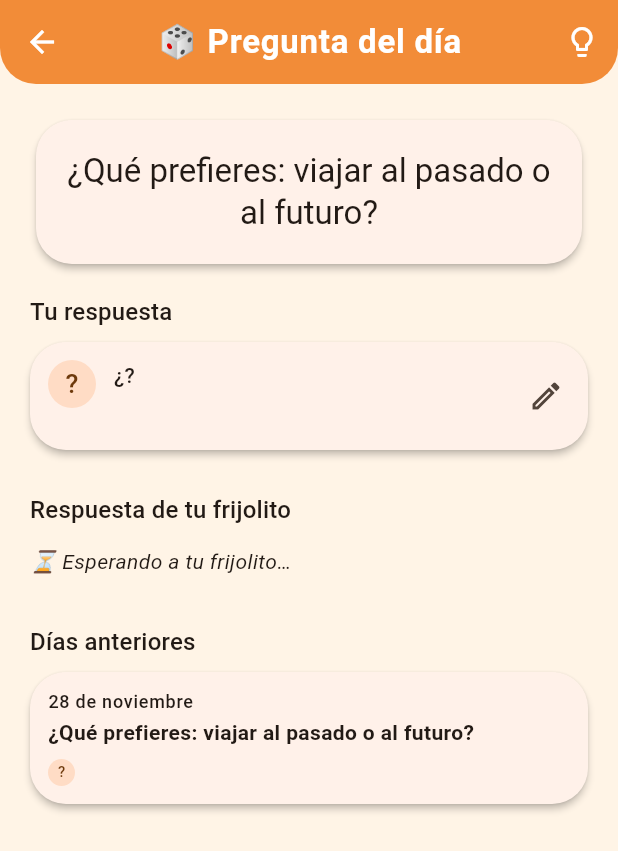
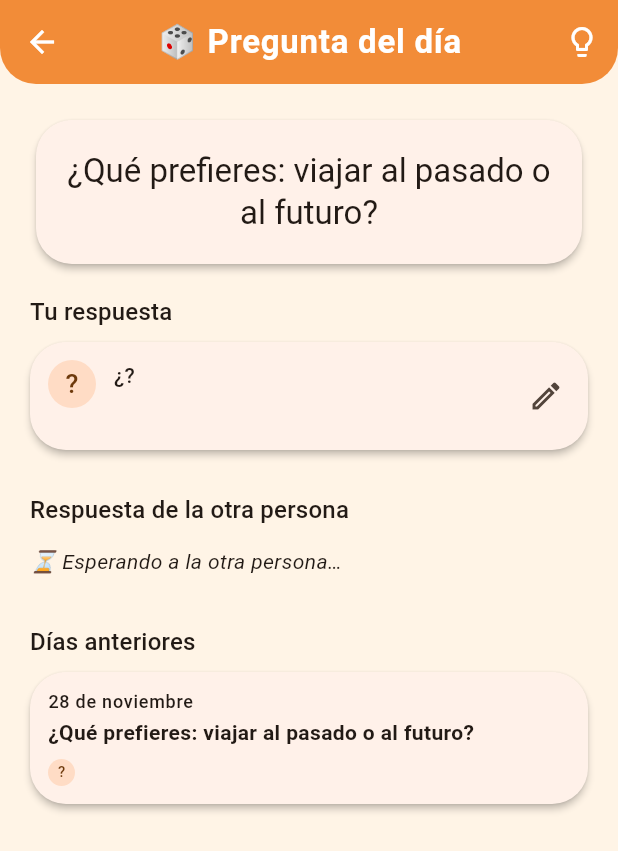
Before and after one commit to lalmazano/movil-app, a Flutter app: the screen it shows once a user with an empty profile is signed in, after a tap on "🎲 Pregunta del día", on a phone screen of 412 x 824 dp. Shown: the top 851 px of the screen. Run offline on Flutter 3.47's test engine with Material 3 defaults, Android fonts, the phone set to English and light mode, and no system bars; our stand-ins replace cloud_firestore, firebase_auth, firebase_core, google_sign_in, image_picker, just_audio and 2 more; missing offline and left inert: home_widget; accounts and stored records are empty.

Commit message:
Pregunta del día: "la otra persona" en lugar de "tu frijolito"
- "Responde para ver la respuesta de la otra persona" (o su nombre)
- Las listas del inicio usan tantas columnas como listas visibles, para
  que los títulos no se corten

Co-Authored-By: Claude Opus 5.5 <noreply@anthropic.com>
Claude-Session: https://claude.ai/code/session_01CANDgNGJ8T9KQ6eM72Mnji

```diff
--- a/lib/features/home/presentation/home_page.dart
+++ b/lib/features/home/presentation/home_page.dart
@@ -147,7 +147,8 @@ class _HomePageState extends State<HomePage> {
                   )
                 else
                   CuadriculaInicio(
-                    columnas: 3,
+                    // Con menos listas visibles, cada una ocupa más ancho.
+                    columnas: visibles.length,
                     hijos: [
                       for (final tipo in visibles)
                         _TarjetaLista(
--- a/lib/features/preguntas/presentation/pregunta_page.dart
+++ b/lib/features/preguntas/presentation/pregunta_page.dart
@@ -158,7 +158,7 @@ class _PreguntaPageState extends State<PreguntaPage> {
                 if (dia.cargando)
                   const SizedBox.shrink()
                 else if (mia == null)
-                  _Aviso('🔒 Responde para ver la de $otro')
+                  _Aviso('🔒 Responde para ver la respuesta de $otro')
                 else if (dia.otras.isEmpty)
                   _Aviso('⏳ Esperando a $otro…')
                 else
--- a/lib/features/preguntas/presentation/tarjeta_pregunta.dart
+++ b/lib/features/preguntas/presentation/tarjeta_pregunta.dart
@@ -93,7 +93,7 @@ class _TarjetaPreguntaState extends State<TarjetaPregunta> {
                     if (dia != null && !dia.cargando) ...[
                       const SizedBox(height: 4),
                       if (!dia.respondi)
-                        _Estado('✍️ Responde para ver la de $otro')
+                        _Estado('✍️ Responde para ver la respuesta de $otro')
                       else if (dia.otras.isEmpty)
                         _Estado('⏳ Esperando a $otro…')
                       else
@@ -113,7 +113,7 @@ class _TarjetaPreguntaState extends State<TarjetaPregunta> {
 /// Nombre corto de la otra persona, o uno cariñoso si aún no se conoce.
 String nombreOtro(Autor? otro) {
   final nombre = otro?.nombre?.trim() ?? '';
-  return nombre.isEmpty ? 'tu frijolito' : otro!.nombreCorto;
+  return nombre.isEmpty ? 'la otra persona' : otro!.nombreCorto;
 }
 
 class _Estado extends StatelessWidget {
```
Also changed, not shown: 1 other file.
